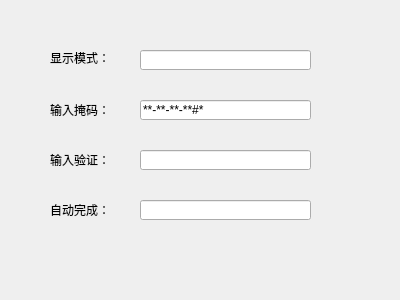
Above: QTnote/QtCreator/src/03/3-10/mylineedit/mywidget.ui from normalC/CPP before the change. Below: the same form after it.
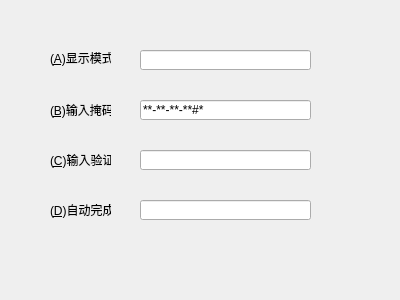
That is the form after the change.

```diff
--- a/QTnote/QtCreator/src/03/3-10/mylineedit/mywidget.ui
+++ b/QTnote/QtCreator/src/03/3-10/mylineedit/mywidget.ui
@@ -23,7 +23,10 @@
     </rect>
    </property>
    <property name="text">
-    <string>显示模式：</string>
+    <string>(&amp;A)显示模式：</string>
+   </property>
+   <property name="buddy">
+    <cstring>lineEdit1</cstring>
    </property>
   </widget>
   <widget class="QLineEdit" name="lineEdit1">
@@ -49,7 +52,10 @@
     </rect>
    </property>
    <property name="text">
-    <string>输入掩码：</string>
+    <string>(&amp;B)输入掩码：</string>
+   </property>
+   <property name="buddy">
+    <cstring>lineEdit2</cstring>
    </property>
   </widget>
   <widget class="QLineEdit" name="lineEdit2">
@@ -75,7 +81,10 @@
     </rect>
    </property>
    <property name="text">
-    <string>输入验证：</string>
+    <string>(&amp;C)输入验证：</string>
+   </property>
+   <property name="buddy">
+    <cstring>lineEdit3</cstring>
    </property>
   </widget>
   <widget class="QLineEdit" name="lineEdit3">
@@ -98,7 +107,10 @@
     </rect>
    </property>
    <property name="text">
-    <string>自动完成：</string>
+    <string>(&amp;D)自动完成：</string>
+   </property>
+   <property name="buddy">
+    <cstring>lineEdit4</cstring>
    </property>
   </widget>
   <widget class="QLineEdit" name="lineEdit4">
```
